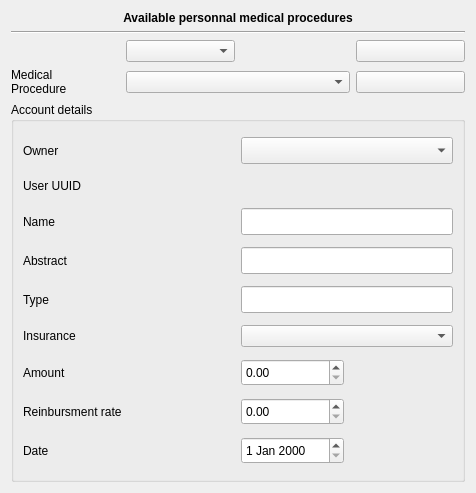
Old version of the form plugins/accountplugin/preferences/medicalprocedurepage.ui in the repository FreeHealth/freehealth.
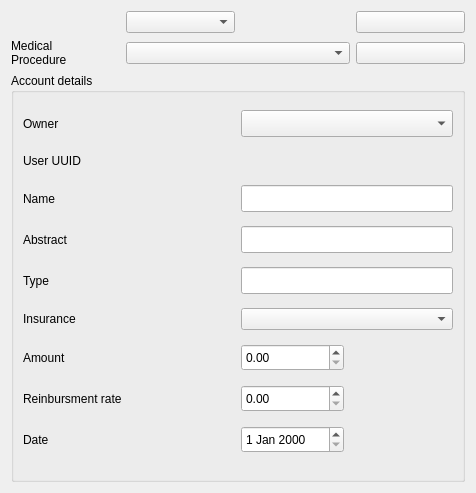
New version of the form.

The edit to the form file:
```diff
--- a/plugins/accountplugin/preferences/medicalprocedurepage.ui
+++ b/plugins/accountplugin/preferences/medicalprocedurepage.ui
@@ -20,29 +20,7 @@
    <string>Form</string>
   </property>
   <layout class="QGridLayout" name="gridLayout_2">
-   <item row="0" column="0" colspan="4">
-    <widget class="QLabel" name="label">
-     <property name="sizePolicy">
-      <sizepolicy hsizetype="Expanding" vsizetype="Fixed">
-       <horstretch>0</horstretch>
-       <verstretch>0</verstretch>
-      </sizepolicy>
-     </property>
-     <property name="font">
-      <font>
-       <weight>75</weight>
-       <bold>true</bold>
-      </font>
-     </property>
-     <property name="text">
-      <string>Available personnal medical procedures</string>
-     </property>
-     <property name="alignment">
-      <set>Qt::AlignCenter</set>
-     </property>
-    </widget>
-   </item>
-   <item row="6" column="0" colspan="4">
+   <item row="4" column="0" colspan="4">
     <widget class="QGroupBox" name="groupBox">
      <property name="title">
       <string>Account details</string>
@@ -227,14 +205,7 @@
      </layout>
     </widget>
    </item>
-   <item row="1" column="0" colspan="4">
-    <widget class="Line" name="line">
-     <property name="orientation">
-      <enum>Qt::Horizontal</enum>
-     </property>
-    </widget>
-   </item>
-   <item row="2" column="3">
+   <item row="0" column="3">
     <widget class="QPushButton" name="addButton">
      <property name="sizePolicy">
       <sizepolicy hsizetype="Preferred" vsizetype="Fixed">
@@ -247,7 +218,7 @@
      </property>
     </widget>
    </item>
-   <item row="3" column="3">
+   <item row="1" column="3">
     <widget class="QPushButton" name="removeButton">
      <property name="sizePolicy">
       <sizepolicy hsizetype="Preferred" vsizetype="Fixed">
@@ -260,13 +231,13 @@
      </property>
     </widget>
    </item>
-   <item row="3" column="1" colspan="2">
+   <item row="1" column="1" colspan="2">
     <widget class="QComboBox" name="mpComboBox"/>
    </item>
-   <item row="2" column="1">
+   <item row="0" column="1">
     <widget class="QComboBox" name="alphabetBox"/>
    </item>
-   <item row="3" column="0">
+   <item row="1" column="0">
     <widget class="QLabel" name="MPLabel">
      <property name="text">
       <string>Medical 
```
